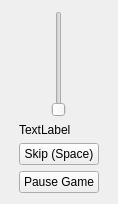
The window that ui/player.ui (tdauth/gustavsfairyland) describes before a commit, drawn with Qt 5.
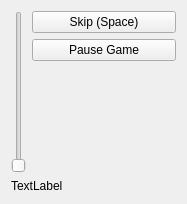
The same window after the commit.

Patch:
```diff
--- a/ui/player.ui
+++ b/ui/player.ui
@@ -6,7 +6,7 @@
    <rect>
     <x>0</x>
     <y>0</y>
-    <width>118</width>
+    <width>187</width>
     <height>204</height>
    </rect>
   </property>
@@ -28,7 +28,9 @@
      </item>
     </layout>
    </item>
-   <item row="2" column="0">
+   <item row="0" column="1">
+    <layout class="QVBoxLayout" name="verticalLayout">
+     <item>
     <widget class="QPushButton" name="skipPushButton">
      <property name="text">
       <string>Skip (Space)</string>
@@ -38,14 +40,29 @@
      </property>
     </widget>
    </item>
-   <item row="3" column="0">
+     <item>
     <widget class="QPushButton" name="pausePushButton">
      <property name="text">
       <string>Pause Game</string>
      </property>
     </widget>
    </item>
-   <item row="1" column="0">
+     <item>
+      <spacer name="verticalSpacer">
+       <property name="orientation">
+        <enum>Qt::Vertical</enum>
+       </property>
+       <property name="sizeHint" stdset="0">
+        <size>
+         <width>20</width>
+         <height>40</height>
+        </size>
+       </property>
+      </spacer>
+     </item>
+    </layout>
+   </item>
+   <item row="1" column="0" colspan="2">
     <widget class="QLabel" name="descriptionLabel">
      <property name="text">
       <string>TextLabel</string>
```
Lines whose indentation alone changed are shown as unchanged.
